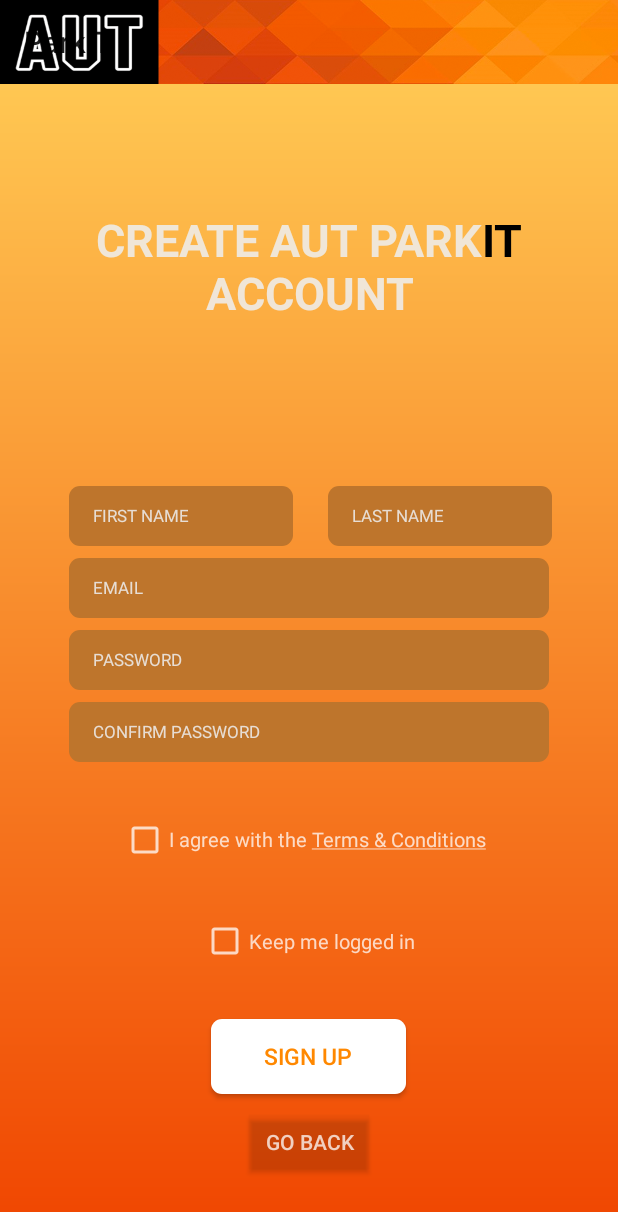
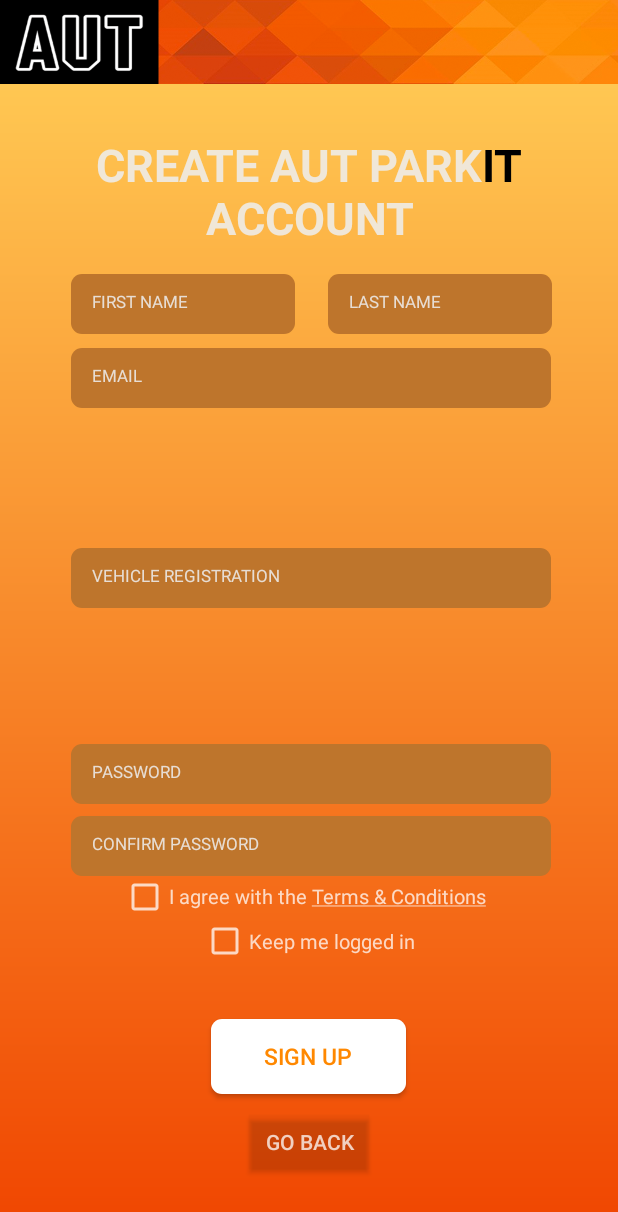
Before and after one commit to AUTParkIt/ParkIT, an Android app: the screen it shows after launch (SignupScreen), on a phone screen of 412 x 824 dp. Shown: the top 1212 px of the screen. Run offline under Robolectric (Android 15) with nearby library versions, the phone set to English and light mode, and no system bars; our stand-ins replace Firebase (no records; nobody signed in at launch, a user with empty details on screens opened directly).

Commit message:
Text fields validated..Terms & Conditions popup done

```diff
--- a/app/build.gradle
+++ b/app/build.gradle
@@ -32,11 +32,8 @@
     implementation 'com.google.firebase:firebase-firestore:21.0.0'
     implementation 'com.google.firebase:firebase-auth:16.0.5'
     implementation 'com.google.firebase:firebase-firestore:17.1.2'
-
-    //local unit tests
     testImplementation 'junit:junit:4.12'
-
-    //instrumentation tests
+    testImplementation 'org.mockito:mockito-core:1.10.19'
     androidTestImplementation 'androidx.test:runner:1.2.0'
     androidTestImplementation 'androidx.test.espresso:espresso-core:3.2.0'
     androidTestImplementation 'com.android.support.test:rules:1.0.2'
--- a/app/src/main/java/com/aut/parkit/View/SignupScreen.java
+++ b/app/src/main/java/com/aut/parkit/View/SignupScreen.java
@@ -1,5 +1,7 @@
 package com.aut.parkit.View;
 
+import android.app.Dialog;
+import android.content.Intent;
 import android.graphics.Color;
 import android.text.SpannableString;
 import android.text.Spanned;
@@ -12,63 +14,135 @@
 import android.os.Bundle;
 import com.aut.parkit.R;
 
-public class SignupScreen extends AppCompatActivity implements View.OnClickListener {
-
+public class SignupScreen extends AppCompatActivity
+{
     EditText firstName;
     EditText lastName;
     EditText email;
+    EditText vehReg;
     EditText password;
     EditText confirmPassword;
     CheckBox termsConditions;
     CheckBox loggedIn;
     Button signUp;
     Button goBack;
+    Dialog myDialog;
 
     @Override
-    protected void onCreate(Bundle savedInstanceState) {
+    protected void onCreate(Bundle savedInstanceState)
+    {
         super.onCreate(savedInstanceState);
         setContentView(R.layout.activity_signup_screen);
 
+        setupUIViews();
+        spanScreenTitle();
+        clickCheckBox();
+        validate();
+
+        signUp.setOnClickListener(new View.OnClickListener()
+        {
+            @Override
+            public void onClick(View view)
+            {
+                if(validate())
+                {
+                    //upload details to the database
+                }
+            }
+        });
+
+        goBack.setOnClickListener(new View.OnClickListener()
+        {
+            @Override
+            public void onClick(View view)
+            {
+                startActivity(new Intent(SignupScreen.this, LoginTestActivity.class));
+            }
+        });
+    }
+
+    public void setupUIViews()
+    {
         firstName = findViewById(R.id.firstName);
         lastName = findViewById(R.id.lastName);
         email = findViewById(R.id.email);
+        vehReg = findViewById(R.id.vehicleReg);
         password = findViewById(R.id.password);
         confirmPassword = findViewById(R.id.confirmPassword);
         termsConditions = findViewById(R.id.termsConditions);
         loggedIn = findViewById(R.id.loggedIn);
         signUp = findViewById(R.id.signUp);
         goBack = findViewById(R.id.goBack);
+        myDialog = new Dialog(this);
+    }
 
+    public Boolean validate()
+    {
+        Boolean result = false;
+        String name1 = firstName.getText().toString();
+        String name2 = lastName.getText().toString();
+        String mail = email.getText().toString();
+        String car = vehReg.getText().toString();
+        String pword1 = password.getText().toString();
+        String pword2 = confirmPassword.getText().toString();
+
+        if((name1.isEmpty()) || (name2.isEmpty()) || (mail.isEmpty())
+            || (car.isEmpty())  || (pword1.isEmpty()) || (pword2.isEmpty()))
+        {
+            Toast.makeText(SignupScreen.this, "You must complete all fields", Toast.LENGTH_SHORT).show();
+        }
+        else return true;
+
+        return false;
+    }
+
+    public void spanScreenTitle()
+    {
         TextView screenTitle = findViewById(R.id.screenTitle);
         String text = "CREATE AUT PARKIT ACCOUNT";
         SpannableString ss = new SpannableString(text);
         ForegroundColorSpan fcsBlack = new ForegroundColorSpan(Color.BLACK);
         ss.setSpan(fcsBlack, 15, 18, Spanned.SPAN_EXCLUSIVE_EXCLUSIVE);
         screenTitle.setText(ss);
+    }
 
+    public void clickCheckBox()
+    {
         CheckBox termsConditions = findViewById(R.id.termsConditions);
         String clickableText = "I agree with the Terms & Conditions";
         SpannableString ssClickable = new SpannableString(clickableText);
         ClickableSpan clickableSpan = new ClickableSpan()
         {
             @Override
-            public void onClick(View widget)
-            {   //toast is a short popup message that pops up near the bottom of the screen
-                Toast.makeText(SignupScreen.this, "These are the Terms & Conditions", Toast.LENGTH_SHORT).show();
-
-                //this stops the checkbox being checked if clicking on T&C's
-                widget.cancelPendingInputEvents();
+            public void onClick(View view)
+            {
+                ShowPopUp(view);
             }
         };
         ssClickable.setSpan(clickableSpan, 17, 35, Spanned.SPAN_EXCLUSIVE_EXCLUSIVE);
         termsConditions.setText(ssClickable);
         termsConditions.setMovementMethod(LinkMovementMethod.getInstance());
-
     }
 
-    @Override
-    public void onClick(View view) {
-
+    public void onClick(View view)
+    {
         Toast.makeText(SignupScreen.this, "Go Back to Login/SignUp Screen", Toast.LENGTH_SHORT).show();
     }
+
+    public void ShowPopUp(View view)
+    {
+        TextView popupClose;
+        myDialog.setContentView(R.layout.custompopup);
+        popupClose = (TextView) myDialog.findViewById(R.id.popupClose);
+
+        popupClose.setOnClickListener(new View.OnClickListener() {
+            @Override
+            public void onClick(View view) {
+                myDialog.dismiss();
+            }
+        });
+
+        myDialog.show();
+    }
+
 }
--- /dev/null
+++ b/app/src/main/res/drawable/circle_popup.xml
@@ -0,0 +1,4 @@
+<?xml version="1.0" encoding="utf-8"?>
+<shape xmlns:android="http://schemas.android.com/apk/res/android" android:shape="oval">
+<stroke android:width="1dp" android:color="@android:color/background_dark"/>
+</shape>
--- a/app/src/main/res/layout/activity_signup_screen.xml
+++ b/app/src/main/res/layout/activity_signup_screen.xml
@@ -7,10 +7,6 @@
         android:layout_height="match_parent"
         tools:context="com.aut.parkit.View.SignupScreen" android:background="@drawable/gradient">
 
-    <androidx.constraintlayout.widget.Guideline android:layout_width="wrap_content" android:layout_height="wrap_content"
-                                                android:id="@+id/guideline"
-                                                android:orientation="vertical"
-                                                app:layout_constraintGuide_begin="31dp"/>
     <TextView
             android:text="CREATE AUT PARKIT ACCOUNT"
             android:layout_width="400dp"
@@ -19,7 +15,7 @@
             app:layout_constraintStart_toStartOf="parent" android:layout_marginStart="8dp"
             android:layout_marginTop="8dp" app:layout_constraintTop_toTopOf="parent"
             android:layout_marginBottom="8dp" app:layout_constraintBottom_toBottomOf="parent"
-            app:layout_constraintHorizontal_bias="0.6" app:layout_constraintVertical_bias="0.111"
+            app:layout_constraintHorizontal_bias="0.6" app:layout_constraintVertical_bias="0.037"
             android:textSize="30dp" android:textAlignment="center" android:textColor="#DDEEEEEE"
             android:textStyle="bold"/>
 
@@ -29,13 +25,14 @@
             android:inputType="textPersonName"
             android:ems="10"
             android:id="@+id/firstName"
-            android:hint="      FIRST NAME" android:textColorHint="#DDEEEEEE" android:textSize="11sp"
+            android:hint="FIRST NAME" android:textColorHint="#DDEEEEEE" android:textSize="11sp"
+            android:padding="@dimen/padding_regular"
             android:background="@drawable/custom_button"
             app:layout_constraintStart_toStartOf="parent"
             android:layout_marginTop="8dp" app:layout_constraintTop_toTopOf="parent"
             android:layout_marginBottom="8dp" app:layout_constraintBottom_toTopOf="@+id/email"
-            app:layout_constraintVertical_bias="1.0" android:layout_marginEnd="8dp"
-            app:layout_constraintEnd_toStartOf="@+id/lastName" app:layout_constraintHorizontal_bias="0.754"/>
+            app:layout_constraintVertical_bias="0.991" android:layout_marginEnd="8dp"
+            app:layout_constraintEnd_toStartOf="@+id/lastName" app:layout_constraintHorizontal_bias="0.77"/>
 
     <EditText
             android:layout_width="149dp"
@@ -43,13 +40,14 @@
             android:inputType="textPersonName"
             android:ems="10"
             android:id="@+id/lastName"
-            android:hint="      LAST NAME"
+            android:hint="LAST NAME"
             android:textSize="11sp" android:textColorHint="#DDEEEEEE"
+            android:padding="@dimen/padding_regular"
             android:background="@drawable/custom_button"
             app:layout_constraintEnd_toEndOf="parent" android:layout_marginTop="8dp"
             app:layout_constraintTop_toTopOf="parent"
             android:layout_marginEnd="44dp" android:layout_marginBottom="8dp"
-            app:layout_constraintBottom_toTopOf="@+id/email" app:layout_constraintVertical_bias="1.0"/>
+            app:layout_constraintBottom_toTopOf="@+id/email" app:layout_constraintVertical_bias="0.991"/>
 
     <EditText
             android:layout_width="320dp"
@@ -57,74 +55,100 @@
             android:inputType="textEmailAddress"
             android:ems="10"
             android:id="@+id/email"
-            android:hint="      EMAIL"
+            android:hint="EMAIL"
             android:textColorHint="#DDEEEEEE"
+            android:padding="@dimen/padding_regular"
             android:background="@drawable/custom_button"
             android:textSize="11sp"
-            android:layout_marginBottom="8dp"
-            app:layout_constraintBottom_toTopOf="@+id/password"
             android:layout_marginEnd="8dp"
-            app:layout_constraintEnd_toEndOf="parent" android:layout_marginTop="8dp"
+            app:layout_constraintEnd_toEndOf="parent" android:layout_marginTop="176dp"
             app:layout_constraintTop_toTopOf="parent"
-            app:layout_constraintVertical_bias="1.0" android:layout_marginStart="8dp"
-            app:layout_constraintStart_toStartOf="parent"/>
-
+            android:layout_marginStart="8dp"
+            app:layout_constraintStart_toStartOf="parent" app:layout_constraintHorizontal_bias="0.52"
+            android:layout_marginBottom="8dp" app:layout_constraintBottom_toBottomOf="parent"
+            app:layout_constraintVertical_bias="0.0"/>
+    <EditText
+            android:layout_width="320sp"
+            android:layout_height="40sp"
+            android:id="@+id/vehicleReg"
+            android:hint="VEHICLE REGISTRATION"
+            android:padding="@dimen/padding_regular"
+            android:background="@drawable/custom_button"
+            android:textSize="11sp"
+            android:textColorHint="#DDEEEEEE"
+            android:ems="10"
+            android:gravity="center_vertical" android:layout_marginEnd="8dp" app:layout_constraintEnd_toEndOf="parent"
+            android:layout_marginStart="8dp" app:layout_constraintStart_toStartOf="parent"
+            app:layout_constraintHorizontal_bias="0.52" android:layout_marginBottom="336dp"
+            app:layout_constraintBottom_toBottomOf="parent" android:layout_marginTop="10dp"
+            app:layout_constraintTop_toBottomOf="@+id/email"/>
     <EditText
             android:layout_width="320dp"
             android:layout_height="40dp"
             android:inputType="textPersonName"
             android:ems="10"
             android:id="@+id/password"
-            android:hint="      PASSWORD" android:textColorHint="#DDEEEEEE" android:textSize="11sp"
+            android:hint="PASSWORD" android:textColorHint="#DDEEEEEE" android:textSize="11sp"
+            android:padding="@dimen/padding_regular"
             android:background="@drawable/custom_button"
-            android:layout_marginBottom="8dp"
             app:layout_constraintBottom_toTopOf="@+id/confirmPassword"
             android:layout_marginEnd="8dp"
-            app:layout_constraintEnd_toEndOf="parent" android:layout_marginTop="8dp"
-            app:layout_constraintTop_toTopOf="parent"
-            app:layout_constraintVertical_bias="1.0" android:layout_marginStart="8dp"
-            app:layout_constraintStart_toStartOf="parent"/>
+            app:layout_constraintEnd_toEndOf="parent"
+            android:layout_marginStart="8dp"
+            app:layout_constraintStart_toStartOf="parent" app:layout_constraintHorizontal_bias="0.52"
+            android:layout_marginBottom="8dp" android:layout_marginTop="8dp"
+            app:layout_constraintTop_toBottomOf="@+id/vehicleReg" app:layout_constraintVertical_bias="1.0"/>
     <EditText
             android:layout_width="320dp"
             android:layout_height="40dp"
             android:inputType="textPersonName"
             android:ems="10"
             android:id="@+id/confirmPassword"
-            android:hint="      CONFIRM PASSWORD" android:textColorHint="#DDEEEEEE" android:textSize="11sp"
+            android:hint="CONFIRM PASSWORD" android:textColorHint="#DDEEEEEE" android:textSize="11sp"
+            android:padding="@dimen/padding_regular"
             android:background="@drawable/custom_button"
-            android:layout_marginBottom="8dp"
-            app:layout_constraintBottom_toBottomOf="parent" android:layout_marginTop="8dp"
-            app:layout_constraintTop_toTopOf="parent"
-            app:layout_constraintVertical_bias="0.567" android:layout_marginEnd="8dp"
+            app:layout_constraintBottom_toBottomOf="parent"
+            android:layout_marginEnd="8dp"
             app:layout_constraintEnd_toEndOf="parent" android:layout_marginStart="8dp"
-            app:layout_constraintStart_toStartOf="parent"/>
+            app:layout_constraintStart_toStartOf="parent" app:layout_constraintHorizontal_bias="0.52"
+            android:layout_marginBottom="240dp"/>
     <CheckBox
             android:text="I agree with the Terms &amp; Conditions"
+            android:onClick="ShowPopUp"
             android:layout_width="250dp"
             android:layout_height="30dp"
-            android:id="@+id/termsConditions" android:textColor="@android:color/white"
+            android:id="@+id/termsConditions"
             android:textSize="13sp"
             android:longClickable="true"
-            android:textColorHint="@android:color/white"
-            android:buttonTint="@android:color/background_light" android:alpha="0.75"
+            android:textColor="@android:color/white"
+            android:buttonTint="@android:color/white"
+            android:alpha="0.75"
+            android:layout_marginStart="8dp"
             android:layout_marginEnd="8dp"
+            android:layout_marginTop="8dp"
+            android:layout_marginBottom="8dp"
             app:layout_constraintEnd_toEndOf="parent"
-            android:layout_marginStart="8dp"
-            app:layout_constraintStart_toStartOf="parent" app:layout_constraintHorizontal_bias="0.496"
-            android:layout_marginTop="8dp" app:layout_constraintTop_toBottomOf="@+id/confirmPassword"
-            android:layout_marginBottom="8dp" app:layout_constraintBottom_toTopOf="@+id/loggedIn"/>
+            app:layout_constraintStart_toStartOf="parent"
+            app:layout_constraintHorizontal_bias="0.496"
+            app:layout_constraintTop_toBottomOf="@+id/confirmPassword"
+            app:layout_constraintBottom_toTopOf="@+id/loggedIn"
+            android:textColorLink="@android:color/background_light"/>
     <CheckBox
             android:text="Keep me logged in"
             android:layout_width="wrap_content"
             android:layout_height="wrap_content"
-            android:id="@+id/loggedIn" android:textColor="@android:color/white"
+            android:id="@+id/loggedIn"
+            android:textColor="@android:color/white"
             android:textSize="13sp"
-            android:buttonTint="@android:color/white" android:alpha="0.75"
+            android:buttonTint="@android:color/white"
+            android:alpha="0.75"
             android:layout_marginBottom="36dp"
-            app:layout_constraintBottom_toTopOf="@+id/signUp" android:layout_marginEnd="8dp"
+            android:layout_marginStart="8dp"
+            android:layout_marginEnd="8dp"
+            app:layout_constraintBottom_toTopOf="@+id/signUp"
             app:layout_constraintEnd_toEndOf="parent"
-            android:layout_marginStart="8dp"
-            app:layout_constraintStart_toStartOf="parent" app:layout_constraintHorizontal_bias="0.498"/>
+            app:layout_constraintStart_toStartOf="parent"
+            app:layout_constraintHorizontal_bias="0.498"/>
     <Button
             android:text="Sign Up"
             android:layout_width="130dp"
@@ -152,8 +176,6 @@
             app:layout_constraintBottom_toBottomOf="parent"
             app:layout_constraintVertical_bias="0.956" android:layout_marginStart="8dp"
             app:layout_constraintStart_toStartOf="parent" android:onClick="onClick"/>
-    <androidx.constraintlayout.widget.Guideline android:layout_width="wrap_content" android:layout_height="wrap_content"
-                                                android:id="@+id/guideline2" app:layout_constraintGuide_begin="381dp"
-                                                android:orientation="vertical"/>
+
 
 </androidx.constraintlayout.widget.ConstraintLayout>
--- a/app/src/main/res/menu/menu_main.xml
+++ b/app/src/main/res/menu/menu_main.xml
@@ -7,4 +7,6 @@
             android:orderInCategory="101"
             android:title="@string/myaccount"
             app:showAsAction="never" />
+
+
 </menu>
--- a/app/src/main/res/values/colors.xml
+++ b/app/src/main/res/values/colors.xml
@@ -2,5 +2,5 @@
 <resources>
     <color name="colorPrimary">#FF7900</color>
     <color name="colorPrimaryDark">#bf3b0f</color>
-    <color name="colorAccent">#ffffff</color>
+    <color name="colorAccent">#FF9312</color>
 </resources>
--- /dev/null
+++ b/app/src/main/res/values/dimens.xml
@@ -0,0 +1,4 @@
+<?xml version="1.0" encoding="utf-8"?>
+<resources>
+    <dimen name="padding_regular">14dp</dimen>
+</resources>
```
Also changed, not shown: app/src/main/AndroidManifest.xml (+8 -8 lines), app/src/main/res/layout/custompopup.xml (added, +37 -0 lines), app/src/main/res/values/strings.xml (+21 -0 lines), 2 other files.
